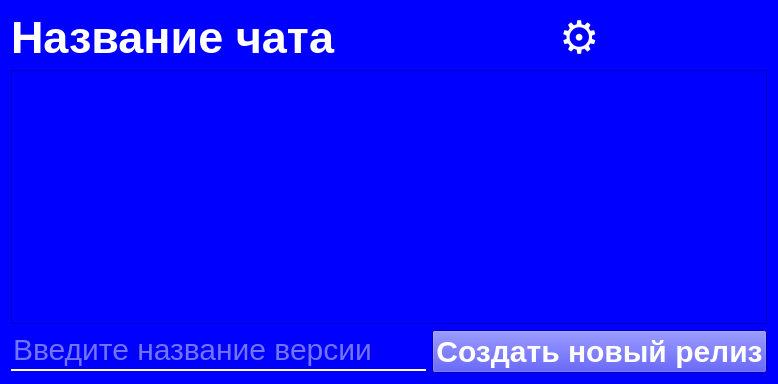
Above: ui/ArchiveView.ui from yepIwt/Tuchka before the change. Below: the same form after it.
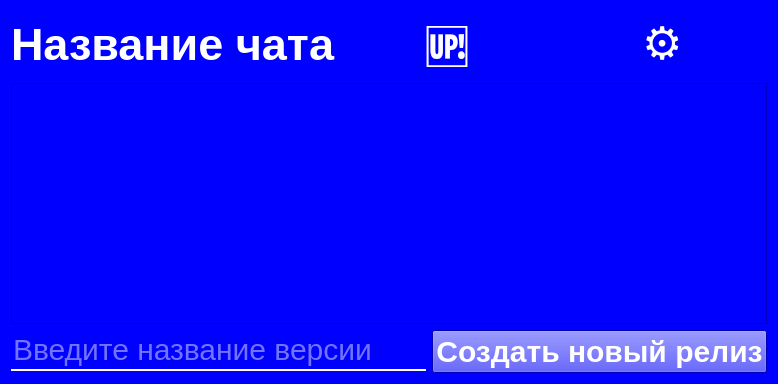
That is the form after the change.

Commit message: Feat: Add update releases button to UI

The edit to the form file:
```diff
--- a/ui/ArchiveView.ui
+++ b/ui/ArchiveView.ui
@@ -32,6 +32,20 @@
        </property>
       </widget>
      </item>
+     <item>
+      <widget class="QPushButton" name="UpdateButton">
+       <property name="styleSheet">
+        <string notr="true">font-family:'Open Sans'; 
+font-size:45px; 
+font-weight:696; 
+color:#ffffff;
+border: None;</string>
+       </property>
+       <property name="text">
+        <string>🆙</string>
+       </property>
+      </widget>
+     </item>
      <item>
       <widget class="QPushButton" name="SettingsButton">
        <property name="styleSheet">
```
The commit also changes 1 other file.
